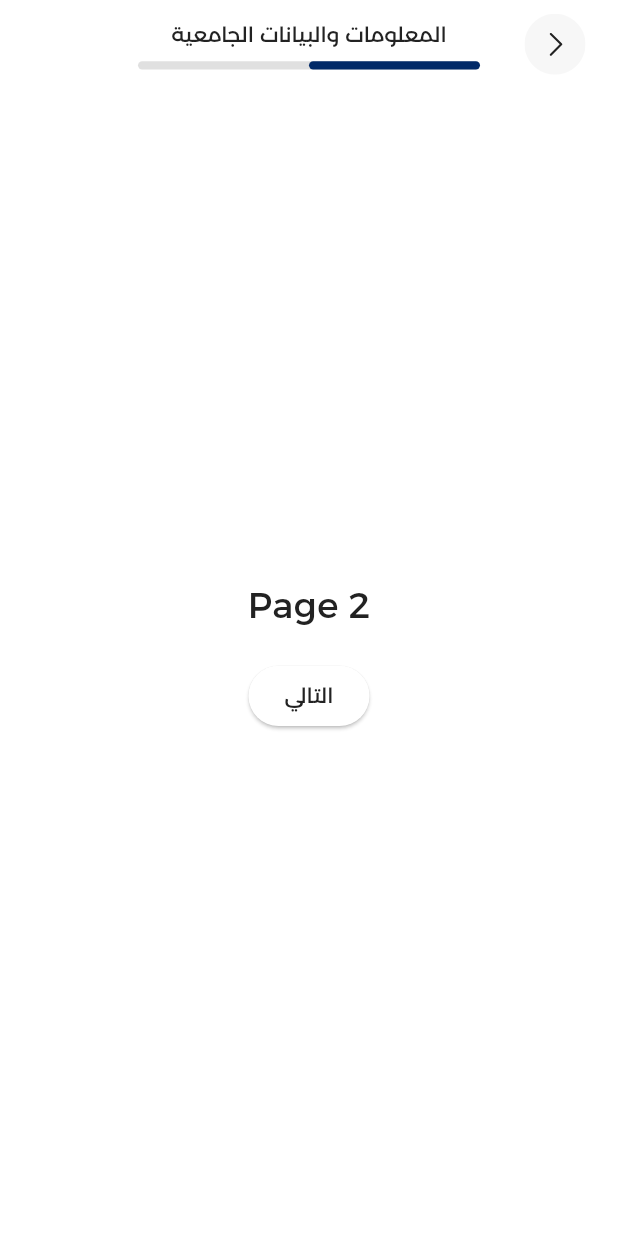
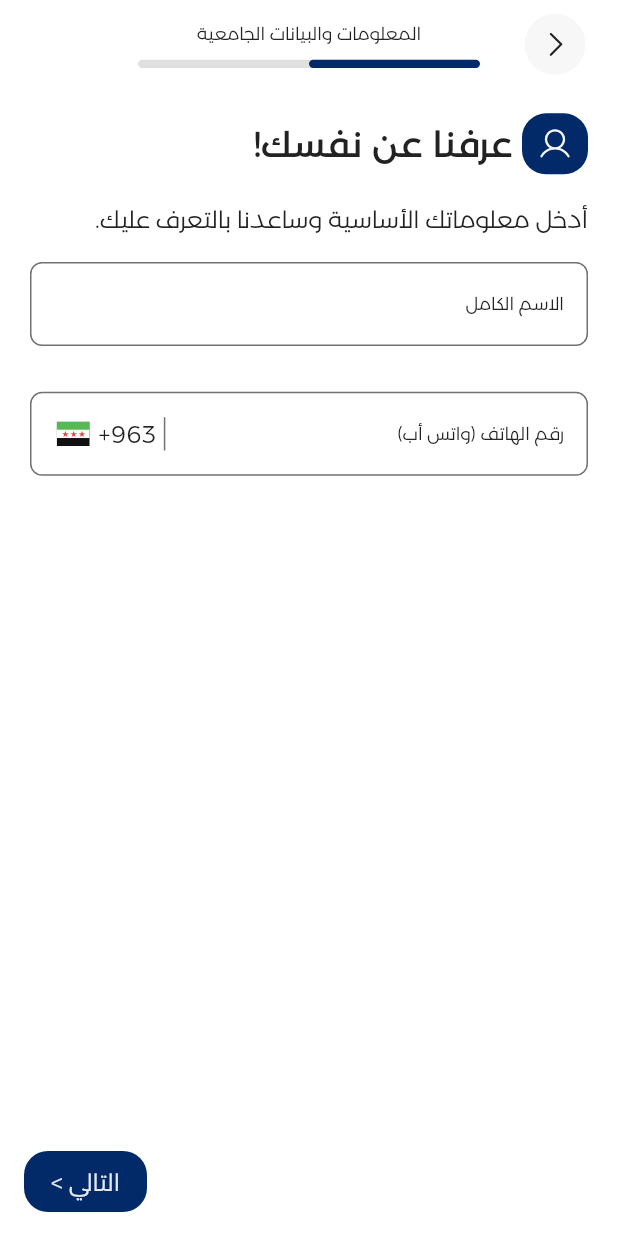
Before and after one commit to HackerhaTeam/student_app, a Flutter app: the screen it shows after launch, swiped to page 2, on a phone screen of 412 x 824 dp. Run offline on Flutter 3.47's test engine with Material 3 defaults, Android fonts, the phone set to English and light mode, and no system bars; our stand-ins replace flutter_bloc, flutter_svg, phosphor_flutter.

Commit message:
added customTextField and Auth Page2 UI done

```diff
--- a/lib/core/constants/assets.dart
+++ b/lib/core/constants/assets.dart
@@ -4,5 +4,6 @@ class AppAssets {
 
   static const String imagesIconsRightIcon =
       "assets/images/icons/Right_Icon.svg";
-  static const String questionIcon = "assets/images/icons/question_icon.svg";
+
+  static const String flagIcon = "assets/images/icons/FlagIcon.svg";
 }
--- a/lib/core/themes/app_theme.dart
+++ b/lib/core/themes/app_theme.dart
@@ -9,6 +9,11 @@ import 'package:student_hackerha/core/themes/typoGraphy/app_typography.dart';
 
 class AppTheme {
   static ThemeData light = ThemeData(
+    textSelectionTheme: TextSelectionThemeData(
+      selectionColor: Color(0xff022A68).withOpacity(0.3),
+      selectionHandleColor: Color(0xff022A68),
+      cursorColor: Color(0xff022A68),
+    ),
     brightness: Brightness.light,
     scaffoldBackgroundColor: AppColors.white,
     primaryColor: AppColors.grey800,
@@ -35,6 +40,11 @@ class AppTheme {
   );
 
   static ThemeData dark = ThemeData(
+    textSelectionTheme: TextSelectionThemeData(
+      selectionColor: Color(0xff36A9E1).withOpacity(0.3),
+      selectionHandleColor: Color(0xff36A9E1),
+      cursorColor: Color(0xff36A9E1),
+    ),
     brightness: Brightness.dark,
     scaffoldBackgroundColor: AppColors.grey900,
     primaryColor: AppColors.grey50,
--- /dev/null
+++ b/lib/core/widgets/custom_text_field.dart
@@ -0,0 +1,138 @@
+import 'package:flutter/material.dart';
+import 'package:student_hackerha/core/themes/extentions/app_backgrounds.dart';
+import 'package:student_hackerha/core/themes/extentions/app_borders.dart';
+import 'package:student_hackerha/core/themes/typoGraphy/app_text_styles.dart';
+
+enum FieldType {
+  email,
+  password,
+  search,
+  name,
+  phoneNumber,
+}
+
+class CustomTextField extends StatelessWidget {
+  final FieldType fieldType;
+  final String? label;
+  final String? hint;
+  final double radius;
+  final Widget? prefix;
+  final Widget? suffix;
+  final TextInputType? keyboardType;
+  final TextEditingController controller;
+  final double? width;
+  final double? height;
+  final EdgeInsetsGeometry? contentPadding;
+  final bool obscureOverride;
+
+  const CustomTextField({
+    super.key,
+    required this.fieldType,
+    this.label,
+    this.hint,
+    required this.radius,
+    this.prefix,
+    this.suffix,
+    required this.controller,
+    this.width,
+    this.height,
+    this.contentPadding,
+    this.obscureOverride = false,
+    this.keyboardType,
+  });
+
+  String? _validate(String? value) {
+    switch (fieldType) {
+      case FieldType.email:
+        if (value == null || value.isEmpty) return 'البريد الإلكتروني مطلوب';
+        final emailRegex = RegExp(r'^[\w-\.]+@([\w-]+\.)+[\w-]{2,4}$');
+        if (!emailRegex.hasMatch(value)) {
+          return 'صيغة البريد الإلكتروني غير صحيحة';
+        }
+        break;
+
+      case FieldType.password:
+        if (value == null || value.isEmpty) return 'كلمة المرور مطلوبة';
+        if (value.length < 6) return 'كلمة المرور يجب أن تكون 6 أحرف على الأقل';
+        break;
+
+      case FieldType.search:
+        if (value == null || value.isEmpty) return 'يرجى كتابة كلمة للبحث';
+        break;
+
+      case FieldType.name:
+        if (value == null || value.trim().isEmpty) return 'الاسم مطلوب';
+        if (value.length < 2) return 'الاسم يجب أن يكون على الأقل حرفين';
+        final nameRegex = RegExp(r'^[\u0600-\u06FFa-zA-Z\s]+$');
+        if (!nameRegex.hasMatch(value)) {
+          return 'الاسم يحتوي على رموز غير مسموحة';
+        }
+        break;
+
+      case FieldType.phoneNumber:
+        if (value == null || value.trim().isEmpty) return 'رقم الهاتف مطلوب';
+        final phoneRegex = RegExp(r'^9\d{8}$');
+
+        if (!phoneRegex.hasMatch(value)) {
+          return 'رقم الهاتف غير صحيح. مثال: 9XXXXXXXX';
+        }
+        break;
+    }
+    return null;
+  }
+
+  @override
+  Widget build(BuildContext context) {
+    final backgrounds = Theme.of(context).extension<AppBackgrounds>()!;
+    final border = Theme.of(context).extension<AppBorders>()!;
+    final styles = Theme.of(context).textTheme;
+
+    return SizedBox(
+      width: width,
+      height: height,
+      child: TextFormField(
+        expands: false,
+        textAlign: fieldType == FieldType.phoneNumber
+            ? TextAlign.left
+            : TextAlign.right,
+        textDirection: fieldType == FieldType.phoneNumber
+            ? TextDirection.ltr
+            : TextDirection.rtl,
+        keyboardType: keyboardType,
+        cursorColor: backgrounds.primaryBrand,
+        controller: controller,
+        validator: _validate,
+        obscureText: fieldType == FieldType.password || obscureOverride,
+        style: styles.bodyLarge,
+        decoration: InputDecoration(
+          errorStyle: TextStyle(
+            fontSize: 12,
+            color: Colors.red,
+            height: 0.5, // ارتفاع طبيعي للخطأ بدون يأثر على ارتفاع الحقل
+          ),
+          contentPadding: contentPadding ??
+              const EdgeInsets.symmetric(horizontal: 12, vertical: 16),
+          labelText: label,
+          labelStyle: styles.xLabelSmall,
+          hintText: hint,
+          hintTextDirection: TextDirection.rtl,
+          hintStyle: styles.xParagraphLargeNormal,
+          prefixIcon: prefix,
+          suffixIcon: suffix,
+          border: OutlineInputBorder(
+            borderRadius: BorderRadius.circular(radius),
+            borderSide: BorderSide(color: backgrounds.primaryBrand),
+          ),
+          enabledBorder: OutlineInputBorder(
+            borderRadius: BorderRadius.circular(radius),
+            borderSide: BorderSide(color: border.secondary),
+          ),
+          focusedBorder: OutlineInputBorder(
+            borderRadius: BorderRadius.circular(radius),
+            borderSide: BorderSide(color: backgrounds.primaryBrand, width: 2),
+          ),
+        ),
+      ),
+    );
+  }
+}
--- a/lib/features/Auth/presentation/pages/auth_page2.dart
+++ b/lib/features/Auth/presentation/pages/auth_page2.dart
@@ -1,5 +1,7 @@
 import 'package:flutter/material.dart';
 import 'package:student_hackerha/core/themes/extentions/app_backgrounds.dart';
+import 'package:student_hackerha/core/themes/extentions/app_borders.dart';
+import 'package:student_hackerha/core/themes/extentions/app_content.dart';
 import 'package:student_hackerha/features/Auth/presentation/widgets/auth_page2_body.dart';
 
 class AuthPage2 extends StatelessWidget {
@@ -10,6 +12,13 @@ class AuthPage2 extends StatelessWidget {
   @override
   Widget build(BuildContext context) {
     final backgrounds = Theme.of(context).extension<AppBackgrounds>()!;
-    return AuthPage2Body(backgrounds: backgrounds, onNext: onNext);
+    final border = Theme.of(context).extension<AppBorders>()!;
+    final content = Theme.of(context).extension<AppContent>()!;
+    return AuthPage2Body(
+      backgrounds: backgrounds,
+      onNext: onNext,
+      border: border,
+      content: content,
+    );
   }
 }
--- a/lib/features/Auth/presentation/pages/auth_wrapper.dart
+++ b/lib/features/Auth/presentation/pages/auth_wrapper.dart
@@ -60,6 +60,7 @@ class _AuthWrapperState extends State<AuthWrapper> {
             // PageView
             Expanded(
               child: PageView(
+                key: const PageStorageKey('auth_pages'),
                 controller: _controller,
                 physics: const NeverScrollableScrollPhysics(),
                 onPageChanged: (index) {
--- a/lib/features/Auth/presentation/widgets/auth_page1_body.dart
+++ b/lib/features/Auth/presentation/widgets/auth_page1_body.dart
@@ -1,5 +1,5 @@
 import 'package:flutter/material.dart';
-import 'package:flutter_svg/flutter_svg.dart';
+import 'package:phosphor_flutter/phosphor_flutter.dart';
 import 'package:student_hackerha/core/constants/assets.dart';
 import 'package:student_hackerha/core/functions/get_responsive_size.dart';
 import 'package:student_hackerha/core/themes/extentions/app_backgrounds.dart';
@@ -7,6 +7,7 @@ import 'package:student_hackerha/core/themes/extentions/app_content.dart';
 import 'package:student_hackerha/core/themes/typoGraphy/app_text_styles.dart';
 import 'package:student_hackerha/core/widgets/custom_button.dart';
 import 'package:student_hackerha/core/widgets/custom_check_box.dart';
+import 'package:student_hackerha/features/Auth/presentation/widgets/introduction_header.dart';
 
 class AuthPage1Body extends StatefulWidget {
   const AuthPage1Body({
@@ -30,7 +31,8 @@ class _AuthPage1BodyState extends State<AuthPage1Body> {
   @override
   Widget build(BuildContext context) {
     final styles = Theme.of(context).textTheme;
-    return Container(
+    return SingleChildScrollView(
+      child: Container(
         color: widget.backgrounds.surfacePrimary,
         child: Padding(
           padding: EdgeInsets.only(right: 20.w(context)),
@@ -38,22 +40,10 @@ class _AuthPage1BodyState extends State<AuthPage1Body> {
             mainAxisAlignment: MainAxisAlignment.start,
             crossAxisAlignment: CrossAxisAlignment.start,
             children: [
-            Padding(
-              padding:
-                  EdgeInsets.only(top: 26.h(context), bottom: 8.h(context)),
-              child: Row(
-                children: [
-                  SvgPicture.asset(
-                    AppAssets.questionIcon,
-                    height: 44.h(context),
-                    width: 44.w(context),
-                  ),
-                  Text(
-                    "  هل أنت مؤهل للتسجيل؟  ",
-                    style: styles.xHeadingXLarge,
-                  )
-                ],
-              ),
+              IntroductionHeader(
+                styles: styles,
+                introText: "  هل أنت مؤهل للتسجيل؟  ",
+                icon: PhosphorIcons.questionMark(),
               ),
               Text(
                 textAlign: TextAlign.start,
@@ -99,6 +89,7 @@ class _AuthPage1BodyState extends State<AuthPage1Body> {
             ],
           ),
         ),
+      ),
     );
   }
 }
--- a/lib/features/Auth/presentation/widgets/auth_page2_body.dart
+++ b/lib/features/Auth/presentation/widgets/auth_page2_body.dart
@@ -1,30 +1,142 @@
 import 'package:flutter/material.dart';
+import 'package:flutter_svg/flutter_svg.dart';
+import 'package:phosphor_flutter/phosphor_flutter.dart';
+import 'package:student_hackerha/core/constants/assets.dart';
+import 'package:student_hackerha/core/functions/get_responsive_size.dart';
 import 'package:student_hackerha/core/themes/extentions/app_backgrounds.dart';
+import 'package:student_hackerha/core/themes/extentions/app_borders.dart';
+import 'package:student_hackerha/core/themes/extentions/app_content.dart';
+import 'package:student_hackerha/core/themes/typoGraphy/app_text_styles.dart';
+import 'package:student_hackerha/core/widgets/custom_button.dart';
+import 'package:student_hackerha/core/widgets/custom_text_field.dart';
+import 'package:student_hackerha/features/Auth/presentation/widgets/introduction_header.dart';
 
-class AuthPage2Body extends StatelessWidget {
+class AuthPage2Body extends StatefulWidget {
   const AuthPage2Body({
     super.key,
     required this.backgrounds,
     required this.onNext,
+    required this.border,
+    required this.content,
   });
 
   final AppBackgrounds backgrounds;
+  final AppBorders border;
+  final AppContent content;
   final VoidCallback onNext;
 
   @override
+  State<AuthPage2Body> createState() => _AuthPage2BodyState();
+}
+
+class _AuthPage2BodyState extends State<AuthPage2Body> {
+  final TextEditingController nameController = TextEditingController();
+  final TextEditingController phoneController = TextEditingController();
+  final GlobalKey<FormState> formKey = GlobalKey<FormState>();
+
+  @override
+  void dispose() {
+    nameController.dispose();
+    super.dispose();
+  }
+
+  @override
   Widget build(BuildContext context) {
-    return Container(
-      color: backgrounds.surfacePrimary,
-      child: Column(
-        mainAxisAlignment: MainAxisAlignment.center,
-        children: [
-          const Text("Page 2", style: TextStyle(fontSize: 24)),
-          const SizedBox(height: 20),
-          ElevatedButton(
-            onPressed: onNext,
-            child: const Text("التالي"),
+    final styles = Theme.of(context).textTheme;
+
+    return SafeArea(
+      child: Scaffold(
+        floatingActionButton: CustomButton(
+          borderRadius: 16.r(context),
+          color: widget.backgrounds.primaryBrand,
+          height: 44.h(context),
+          width: 82.w(context),
+          child: Text(
+            "التالي >",
+            style: styles.xLabelLarge
+                .copyWith(color: widget.content.brandDisabledPrimary),
           ),
-        ],
+          onPressed: () {
+            if (formKey.currentState!.validate()) {
+              widget.onNext();
+            }
+          },
+        ),
+        body: SingleChildScrollView(
+          keyboardDismissBehavior: ScrollViewKeyboardDismissBehavior.onDrag,
+          padding: EdgeInsets.symmetric(horizontal: 20.w(context)),
+          child: Form(
+            key: formKey,
+            child: Column(
+              crossAxisAlignment: CrossAxisAlignment.start,
+              children: [
+                IntroductionHeader(
+                  styles: styles,
+                  introText: " عرفنا عن نفسك!",
+                  icon: PhosphorIcons.user(),
+                ),
+                Padding(
+                  padding: EdgeInsets.only(top: 8.h(context)),
+                  child: Text(
+                    "أدخل معلوماتك الأساسية وساعدنا بالتعرف عليك.",
+                    style: styles.xParagraphLargeLose,
+                  ),
+                ),
+                const SizedBox(height: 16),
+                Center(
+                  child: CustomTextField(
+                    fieldType: FieldType.name,
+                    label: "الاسم الكامل",
+                    radius: 8.r(context),
+                    controller: nameController,
+                    width: 372,
+                    height: 57,
+                  ),
+                ),
+                SizedBox(
+                  height: 32.h(context),
+                ),
+                Center(
+                  child: CustomTextField(
+                    fieldType: FieldType.phoneNumber,
+                    keyboardType: TextInputType.number,
+                    label: "رقم الهاتف (واتس أب)",
+                    hint: "9XX XXX XXX",
+                    suffix: Padding(
+                      padding: EdgeInsets.only(left: 16.w(context)),
+                      child: SizedBox(
+                        width: 75.w(context),
+                        child: Row(
+                          mainAxisAlignment: MainAxisAlignment.spaceEvenly,
+                          children: [
+                            Container(
+                              width: 1,
+                              height: 24.h(context),
+                              color: widget.border.secondary,
+                            ),
+                            Text(
+                              " 963+ ",
+                              style: styles.xLabelLarge,
+                            ),
+                            SvgPicture.asset(
+                              AppAssets.flagIcon,
+                              height: 18.h(context),
+                              width: 24.w(context),
+                            )
+                          ],
+                        ),
+                      ),
+                    ),
+                    radius: 8.r(context),
+                    controller: phoneController,
+                    width: 372,
+                    height: 57,
+                  ),
+                ),
+              ],
+            ),
+          ),
+        ),
       ),
     );
   }
--- a/lib/features/Auth/presentation/widgets/auth_pages_header.dart
+++ b/lib/features/Auth/presentation/widgets/auth_pages_header.dart
@@ -2,6 +2,7 @@ import 'package:flutter/material.dart';
 
 import 'package:student_hackerha/core/functions/get_responsive_size.dart';
 import 'package:student_hackerha/core/themes/extentions/app_backgrounds.dart';
+import 'package:student_hackerha/core/themes/typoGraphy/app_text_styles.dart';
 import 'package:student_hackerha/features/Auth/presentation/widgets/back_button.dart';
 
 class AuthPagesHeader extends StatelessWidget {
@@ -19,6 +20,7 @@ class AuthPagesHeader extends StatelessWidget {
   final VoidCallback onBack;
   @override
   Widget build(BuildContext context) {
+    final styles = Theme.of(context).textTheme;
     final primaryColor = backgrounds.primaryBrand;
     String headerText = "";
     if (currentPage == 0) {
@@ -46,6 +48,7 @@ class AuthPagesHeader extends StatelessWidget {
             children: [
               Text(
                 headerText,
+                style: styles.xLabelSmall,
               ),
               SizedBox(
                 height: 8.r(context),
--- /dev/null
+++ b/lib/features/Auth/presentation/widgets/introduction_header.dart
@@ -0,0 +1,48 @@
+import 'package:flutter/material.dart';
+import 'package:flutter_svg/flutter_svg.dart';
+import 'package:phosphor_flutter/phosphor_flutter.dart';
+import 'package:student_hackerha/core/functions/get_responsive_size.dart';
+import 'package:student_hackerha/core/themes/extentions/app_content.dart';
+import 'package:student_hackerha/core/themes/typoGraphy/app_text_styles.dart';
+
+class IntroductionHeader extends StatelessWidget {
+  const IntroductionHeader({
+    super.key,
+    required this.styles,
+    required this.introText,
+    required this.icon,
+  });
+
+  final TextTheme styles;
+  final IconData icon;
+  final String introText;
+  @override
+  Widget build(BuildContext context) {
+    final content = Theme.of(context).extension<AppContent>()!;
+    return Padding(
+      padding: EdgeInsets.only(top: 26.h(context), bottom: 8.h(context)),
+      child: Row(
+        children: [
+          Container(
+            height: 44.h(context),
+            width: 44.w(context),
+            decoration: BoxDecoration(
+                borderRadius: BorderRadius.circular(16.r(context)),
+                color: content.brandPrimary),
+            child: Center(
+              child: Directionality(
+                textDirection: TextDirection.ltr,
+                child: PhosphorIcon(
+                    color: content.primaryInverted, size: 24.w(context), icon),
+              ),
+            ),
+          ),
+          Text(
+            introText,
+            style: styles.xHeadingXLarge,
+          )
+        ],
+      ),
+    );
+  }
+}
--- a/pubspec.yaml
+++ b/pubspec.yaml
@@ -35,6 +35,7 @@ dependencies:
   flutter_localizations:
     sdk: flutter
   flutter_svg: ^2.0.17
+  phosphor_flutter: ^2.1.0
 
 dev_dependencies:
   flutter_lints: ^5.0.0
```
Also changed, not shown: assets/images/icons/FlagIcon.svg (added), assets/images/icons/question_icon.svg (deleted), pubspec.lock, 4 other files. Lines whose indentation alone changed are shown as unchanged.
